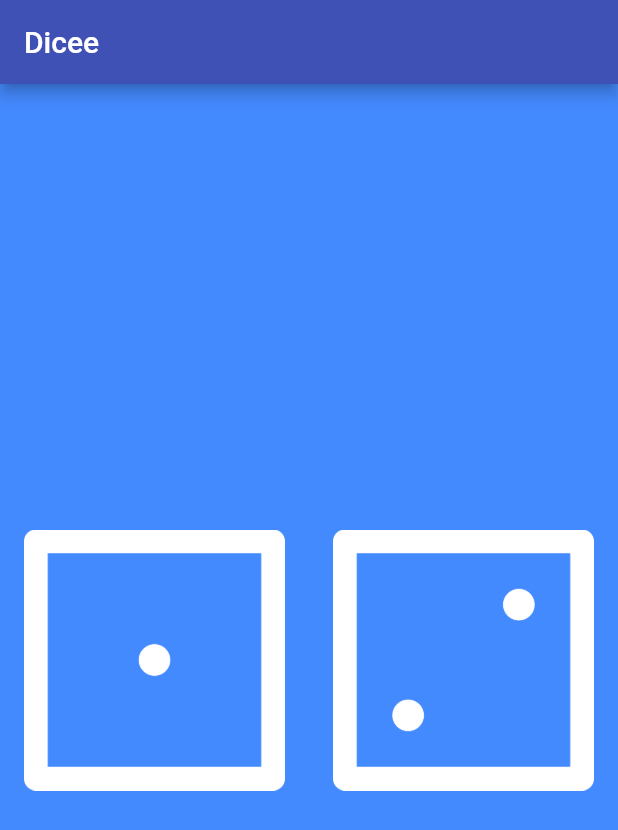
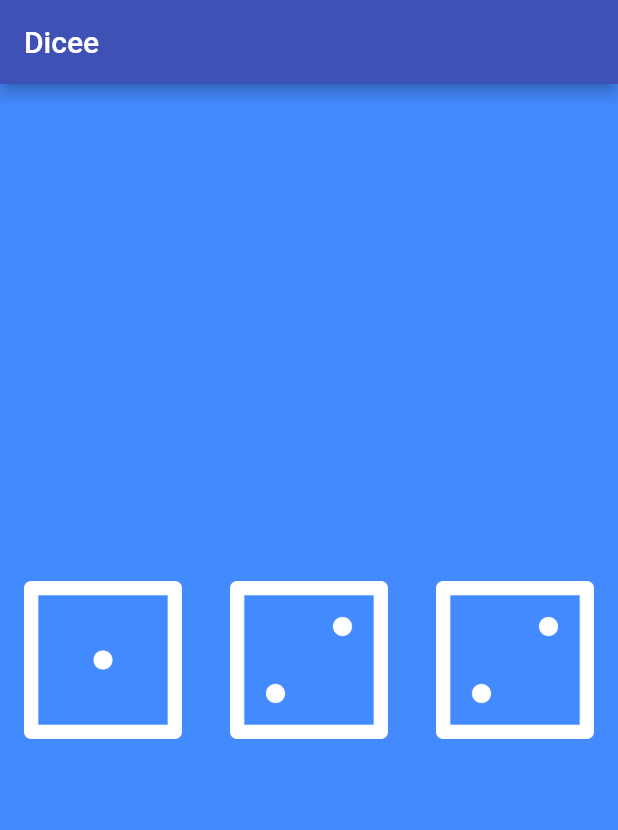
Before and after one commit to itsirajul/dice, a Flutter app: the screen it shows after launch, on a phone screen of 412 x 824 dp. Shown: the top 830 px of the screen. Run offline on Flutter 3.47's test engine with Material 2 defaults, Android fonts, the phone set to English and light mode, and no system bars.

Commit message:
Another Box Button

```diff
--- a/lib/main.dart
+++ b/lib/main.dart
@@ -40,6 +40,14 @@ class DicePage extends StatelessWidget {
                 child: Image.asset('images/dice2.png')
             ),
           ),
+          Expanded(
+            child: FlatButton(
+                onPressed: () {
+                  print('Left Button Got Pressed ');
+                },
+                child: Image.asset('images/dice2.png')
+            ),
+          ),
         ],
       ),
     );
```
